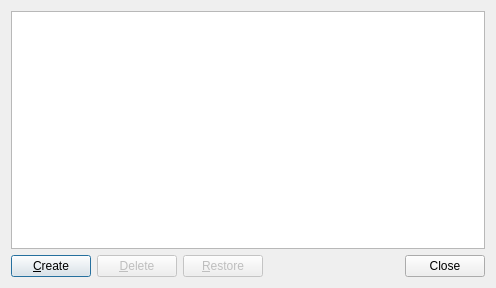
First picture: the form in gns3/ui/snapshots_dialog.ui, repository mpplab/MNSS, before the edit.
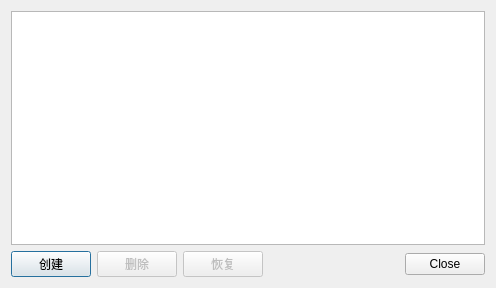
Second picture: the form after the edit.

Diff of the .ui file:
```diff
--- a/gns3/ui/snapshots_dialog.ui
+++ b/gns3/ui/snapshots_dialog.ui
@@ -23,7 +23,7 @@
    <item row="1" column="0">
     <widget class="QPushButton" name="uiCreatePushButton">
      <property name="text">
-      <string>&amp;Create</string>
+      <string>创建</string>
      </property>
     </widget>
    </item>
@@ -33,7 +33,7 @@
       <bool>false</bool>
      </property>
      <property name="text">
-      <string>&amp;Restore</string>
+      <string>恢复</string>
      </property>
     </widget>
    </item>
@@ -53,7 +53,7 @@
       <bool>false</bool>
      </property>
      <property name="text">
-      <string>&amp;Delete</string>
+      <string>删除</string>
      </property>
     </widget>
    </item>
```
Left out of the diff: 2 changed lines with no effect on the pictures.
